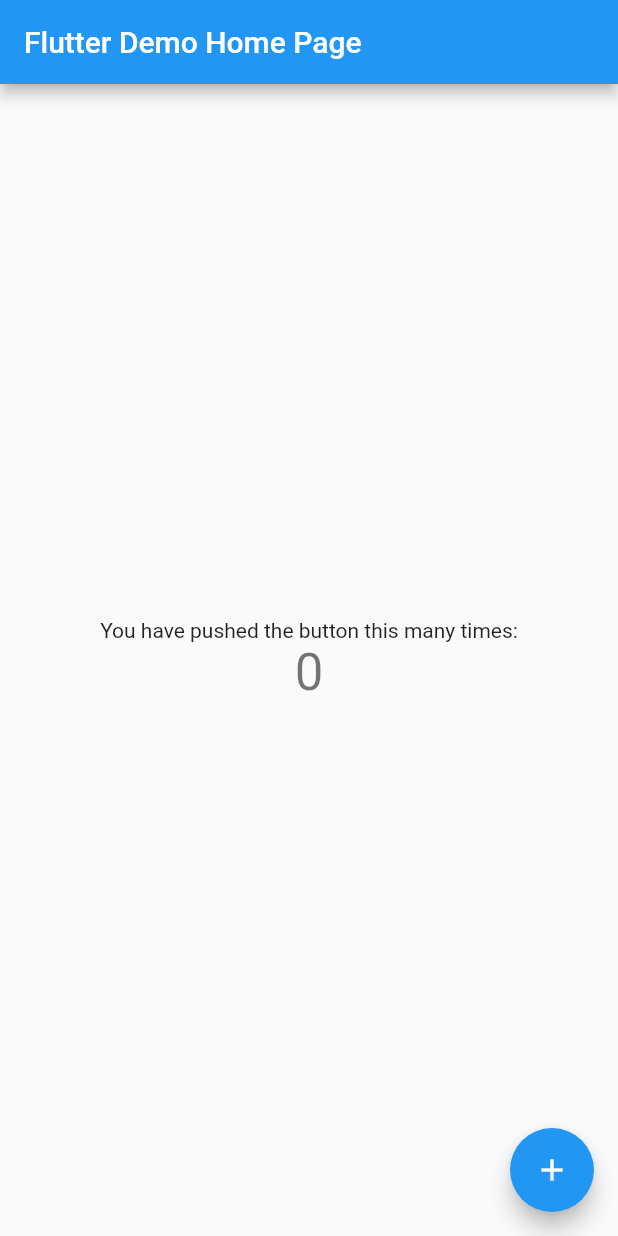
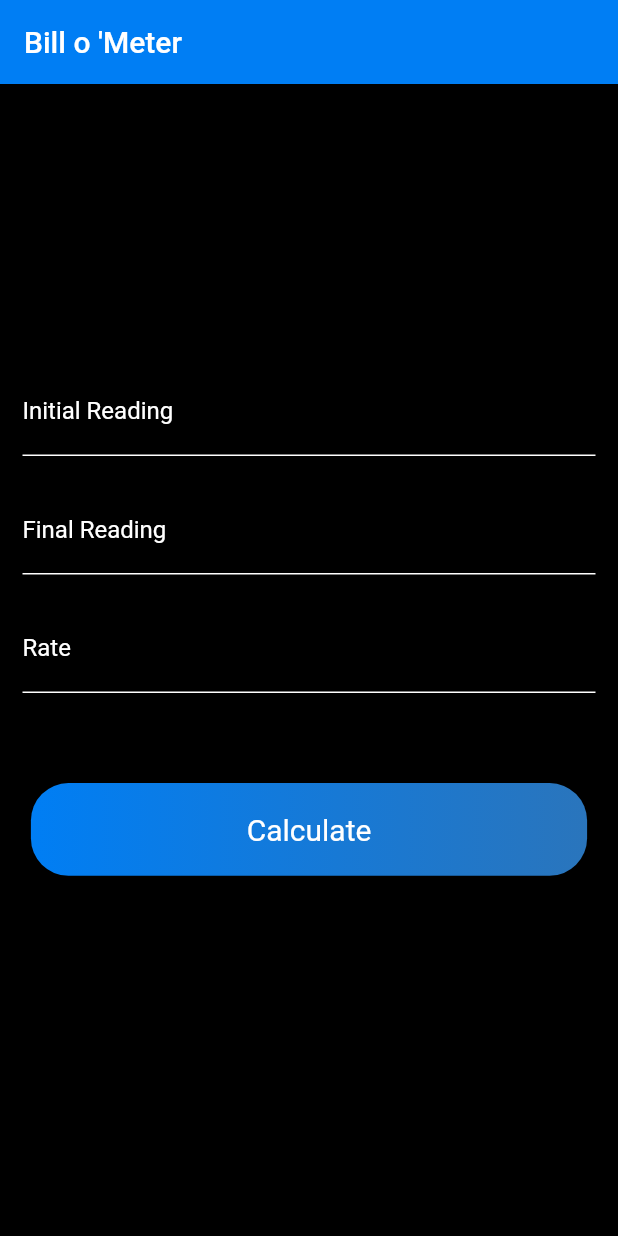
Before and after one commit to codedog001/Bill_Calc_Flutter_sqlite, a Flutter app: the screen it shows after launch, on a phone screen of 412 x 824 dp. Run offline on Flutter 3.47's test engine with Material 2 defaults, Android fonts, the phone set to English and light mode, and no system bars.

Commit message:
Initial UI

```diff
--- a/lib/main.dart
+++ b/lib/main.dart
@@ -1,113 +1,37 @@
+import 'package:bill_calc/screens/home_screen.dart';
 import 'package:flutter/material.dart';
+import 'package:flutter/services.dart';
 
 void main() {
   runApp(MyApp());
 }
 
-class MyApp extends StatelessWidget {
+class MyApp extends StatefulWidget {
   // This widget is the root of your application.
+  @override
+  _MyAppState createState() => _MyAppState();
+}
+
+class _MyAppState extends State<MyApp> {
+  @override
+  void initState() {
+    // TODO: implement initState
+    SystemChrome.setEnabledSystemUIOverlays([SystemUiOverlay.bottom]);
+    WidgetsFlutterBinding.ensureInitialized();
+    SystemChrome.setPreferredOrientations(
+        [DeviceOrientation.portraitUp, DeviceOrientation.portraitDown]);
+    super.initState();
+  }
+
   @override
   Widget build(BuildContext context) {
     return MaterialApp(
       title: 'Flutter Demo',
+      debugShowCheckedModeBanner: false,
       theme: ThemeData(
-        // This is the theme of your application.
-        //
-        // Try running your application with "flutter run". You'll see the
-        // application has a blue toolbar. Then, without quitting the app, try
-        // changing the primarySwatch below to Colors.green and then invoke
-        // "hot reload" (press "r" in the console where you ran "flutter run",
-        // or simply save your changes to "hot reload" in a Flutter IDE).
-        // Notice that the counter didn't reset back to zero; the application
-        // is not restarted.
-        primarySwatch: Colors.blue,
+        primarySwatch: Colors.purple,
       ),
-      home: MyHomePage(title: 'Flutter Demo Home Page'),
+      home: HomeScreen(),
     );
   }
 }
-
-class MyHomePage extends StatefulWidget {
-  MyHomePage({Key key, this.title}) : super(key: key);
-
-  // This widget is the home page of your application. It is stateful, meaning
-  // that it has a State object (defined below) that contains fields that affect
-  // how it looks.
-
-  // This class is the configuration for the state. It holds the values (in this
-  // case the title) provided by the parent (in this case the App widget) and
-  // used by the build method of the State. Fields in a Widget subclass are
-  // always marked "final".
-
-  final String title;
-
-  @override
-  _MyHomePageState createState() => _MyHomePageState();
-}
-
-class _MyHomePageState extends State<MyHomePage> {
-  int _counter = 0;
-
-  void _incrementCounter() {
-    setState(() {
-      // This call to setState tells the Flutter framework that something has
-      // changed in this State, which causes it to rerun the build method below
-      // so that the display can reflect the updated values. If we changed
-      // _counter without calling setState(), then the build method would not be
-      // called again, and so nothing would appear to happen.
-      _counter++;
-    });
-  }
-
-  @override
-  Widget build(BuildContext context) {
-    // This method is rerun every time setState is called, for instance as done
-    // by the _incrementCounter method above.
-    //
-    // The Flutter framework has been optimized to make rerunning build methods
-    // fast, so that you can just rebuild anything that needs updating rather
-    // than having to individually change instances of widgets.
-    return Scaffold(
-      appBar: AppBar(
-        // Here we take the value from the MyHomePage object that was created by
-        // the App.build method, and use it to set our appbar title.
-        title: Text(widget.title),
-      ),
-      body: Center(
-        // Center is a layout widget. It takes a single child and positions it
-        // in the middle of the parent.
-        child: Column(
-          // Column is also a layout widget. It takes a list of children and
-          // arranges them vertically. By default, it sizes itself to fit its
-          // children horizontally, and tries to be as tall as its parent.
-          //
-          // Invoke "debug painting" (press "p" in the console, choose the
-          // "Toggle Debug Paint" action from the Flutter Inspector in Android
-          // Studio, or the "Toggle Debug Paint" command in Visual Studio Code)
-          // to see the wireframe for each widget.
-          //
-          // Column has various properties to control how it sizes itself and
-          // how it positions its children. Here we use mainAxisAlignment to
-          // center the children vertically; the main axis here is the vertical
-          // axis because Columns are vertical (the cross axis would be
-          // horizontal).
-          mainAxisAlignment: MainAxisAlignment.center,
-          children: <Widget>[
-            Text(
-              'You have pushed the button this many times:',
-            ),
-            Text(
-              '$_counter',
-              style: Theme.of(context).textTheme.headline4,
-            ),
-          ],
-        ),
-      ),
-      floatingActionButton: FloatingActionButton(
-        onPressed: _incrementCounter,
-        tooltip: 'Increment',
-        child: Icon(Icons.add),
-      ), // This trailing comma makes auto-formatting nicer for build methods.
-    );
-  }
-}
--- /dev/null
+++ b/lib/screens/home_screen.dart
@@ -0,0 +1,167 @@
+import 'package:flutter/material.dart';
+
+class HomeScreen extends StatefulWidget {
+  @override
+  _HomeScreenState createState() => _HomeScreenState();
+}
+
+class _HomeScreenState extends State<HomeScreen> {
+  TextEditingController phoneController = new TextEditingController();
+  TextEditingController nameController = new TextEditingController();
+  TextEditingController unitController = new TextEditingController();
+
+  final formKey = GlobalKey<FormState>();
+
+  @override
+  void initState() {
+    // TODO: implement initState
+    super.initState();
+  }
+
+  @override
+  Widget build(BuildContext context) {
+    return Scaffold(
+      backgroundColor: Colors.black,
+      appBar: AppBar(
+        title: Text('Bill o \'Meter'),
+        backgroundColor: Color(0xff007EF4),
+      ),
+      body: SingleChildScrollView(
+        child: Container(
+          height: MediaQuery.of(context).size.height * 0.87,
+          // decoration: BoxDecoration(border: Border.all(color: Colors.red)),
+          child: Container(
+            // decoration: BoxDecoration(border: Border.all(color: Colors.purple)),
+            alignment: Alignment.center,
+            padding: EdgeInsets.symmetric(horizontal: 15),
+            child: Form(
+              key: formKey,
+              child: Column(
+                mainAxisAlignment: MainAxisAlignment.center,
+                mainAxisSize: MainAxisSize.min,
+                children: [
+                  TextFormField(
+                    style: TextStyle(color: Colors.white),
+                    controller: nameController,
+                    validator: (val) {
+                      if (val.length < 2) {
+                        return "Please enter a valid number";
+                      }
+                      return null;
+                    },
+                    decoration: InputDecoration(
+                      labelText: 'Initial Reading',
+                      labelStyle: TextStyle(fontSize: 16, color: Colors.white),
+                      enabledBorder: UnderlineInputBorder(
+                        borderSide: BorderSide(color: Colors.white),
+                      ),
+                      focusedBorder: UnderlineInputBorder(
+                        borderSide: BorderSide(color: Colors.white),
+                      ),
+                    ),
+                  ),
+                  SizedBox(
+                    height: 20,
+                  ),
+
+                  TextFormField(
+                    validator: (val) {
+                      if (val.isNotEmpty) {
+                        return null;
+                      }
+                      return "Please enter a valid number.";
+                    },
+                    style: TextStyle(color: Colors.white),
+                    keyboardType: TextInputType.number,
+                    controller: phoneController,
+                    decoration: InputDecoration(
+                      labelText: 'Final Reading',
+                      labelStyle: TextStyle(fontSize: 16, color: Colors.white),
+                      focusedBorder: UnderlineInputBorder(
+                        borderSide: BorderSide(color: Colors.white),
+                      ),
+                      enabledBorder: UnderlineInputBorder(
+                        borderSide: BorderSide(color: Colors.white),
+                      ),
+                    ),
+                  ),
+                  SizedBox(
+                    height: 20,
+                  ),
+                  TextFormField(
+                    style: TextStyle(color: Colors.white),
+                    controller: unitController,
+                    validator: (val) {
+                      if (val.length < 1) {
+                        return "Please enter a valid number";
+                      }
+                      return null;
+                    },
+                    decoration: InputDecoration(
+                      labelText: 'Rate',
+                      labelStyle: TextStyle(fontSize: 16, color: Colors.white),
+                      enabledBorder: UnderlineInputBorder(
+                        borderSide: BorderSide(color: Colors.white),
+                      ),
+                      focusedBorder: UnderlineInputBorder(
+                        borderSide: BorderSide(color: Colors.white),
+                      ),
+                    ),
+                  ),
+                  SizedBox(
+                    height: 60,
+                  ),
+                  InkWell(
+                    onTap: () {
+                      //TODO Submit Data & Sign In
+                      () {};
+                    },
+                    child: Container(
+                      width: MediaQuery.of(context).size.width * 0.9,
+                      height: MediaQuery.of(context).size.height * 0.075,
+                      decoration: BoxDecoration(
+                        gradient: LinearGradient(
+                          colors: [Color(0xff007EF4), Color(0xff2A75BC)],
+                        ),
+                        borderRadius: BorderRadius.circular(25),
+                      ),
+                      child: Center(
+                        child: Text(
+                          'Calculate',
+                          style: TextStyle(fontSize: 20, color: Colors.white),
+                        ),
+                      ),
+                    ),
+                  ),
+                  // SizedBox(
+                  //   height: 15,
+                  // ),
+                  // InkWell(
+                  //   onTap: () {
+                  //     //TODO Submit Data & Sign Up
+                  //   },
+                  //   child: Container(
+                  //     width: MediaQuery.of(context).size.width * 0.9,
+                  //     height: MediaQuery.of(context).size.height * 0.075,
+                  //     decoration: BoxDecoration(
+                  //       gradient: LinearGradient(
+                  //           colors: [Colors.white, Colors.grey[300]]),
+                  //       borderRadius: BorderRadius.circular(25),
+                  //     ),
+                  //     child: Center(
+                  //       child: Text(
+                  //         'Sign Up',
+                  //         style: TextStyle(fontSize: 20, color: Colors.black),
+                  //       ),
+                  //     ),
+                  //   ),
+                  // ),
+                ],
+              ),
+            ),
+          ),
+        ),
+      ),
+    );
+  }
+}
```
